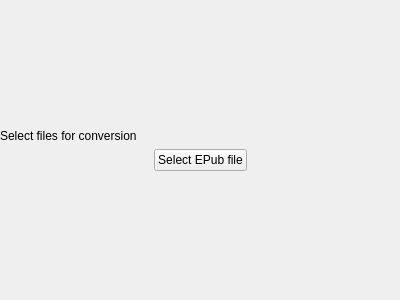
Before: the Qt Designer form Android/EpubWrapperAndroid/IndexWidget.ui in seagullua/EPubWrapper, drawn with Qt 5.
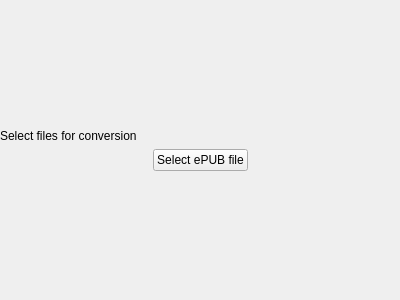
After: the same form once the commit is applied.

The edit to the form file:
```diff
--- a/Android/EpubWrapperAndroid/IndexWidget.ui
+++ b/Android/EpubWrapperAndroid/IndexWidget.ui
@@ -69,7 +69,7 @@
        <item>
         <widget class="QPushButton" name="indexSelectFile">
          <property name="text">
-          <string>Select EPub file</string>
+          <string>Select ePUB file</string>
          </property>
         </widget>
        </item>
```
